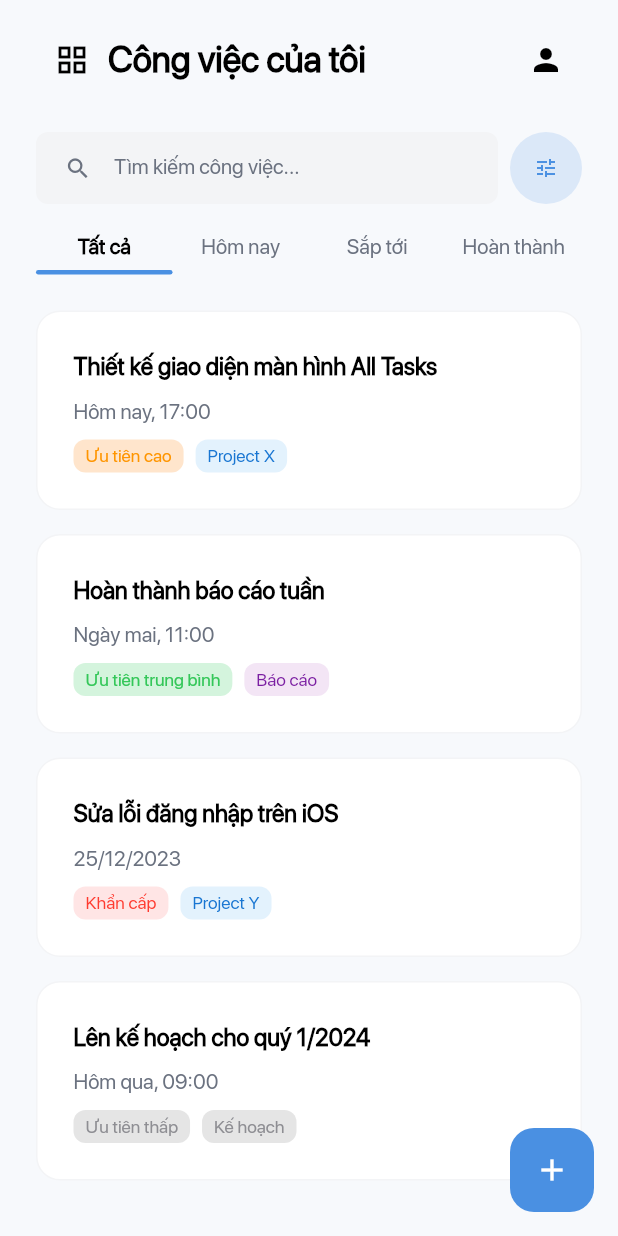
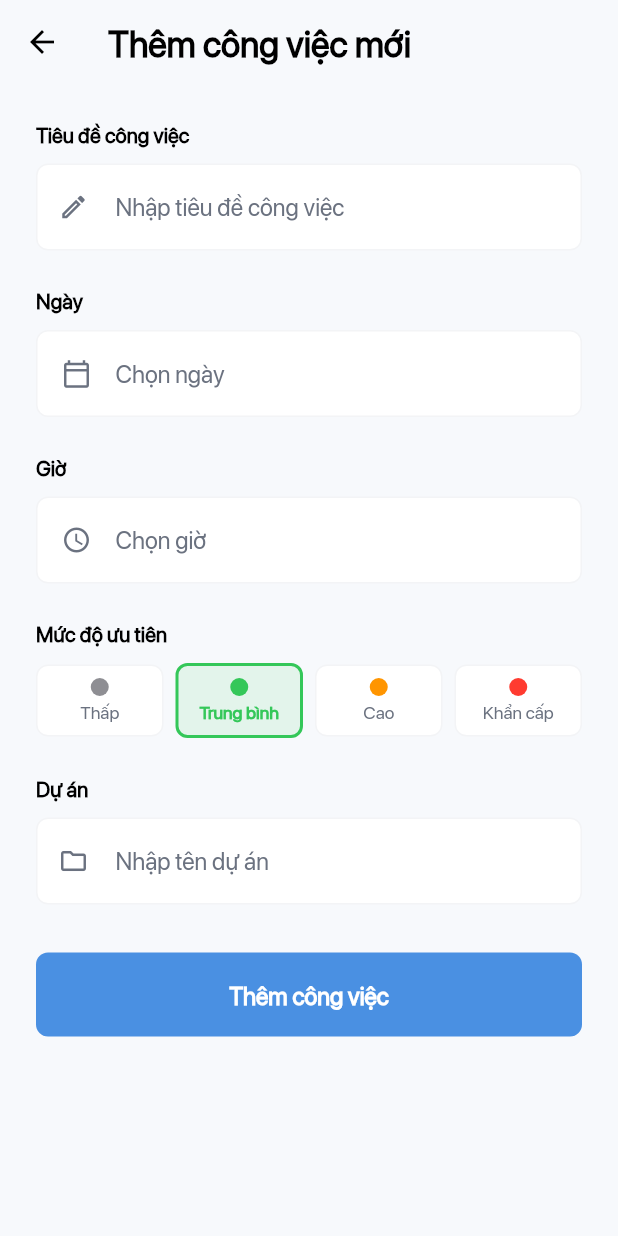
Before and after one commit to huynhkhuanit/task_management_app, a Flutter app: the TasksScreen screen opened directly, after a tap on the "add" icon, on a phone screen of 412 x 824 dp. Run offline on Flutter 3.47's test engine with Material 3 defaults, Android fonts, the phone set to English and light mode, and no system bars.

Commit message:
Add navigation to AddTaskScreen from HomeScreen and TasksScreen; replace TODO comments with actual implementation for adding tasks

```diff
--- /dev/null
+++ b/lib/screens/add_task_screen.dart
@@ -0,0 +1,485 @@
+import 'package:flutter/material.dart';
+import '../constants/app_constants.dart';
+import '../res/fonts/font_resources.dart';
+import '../models/task_model.dart';
+
+class AddTaskScreen extends StatefulWidget {
+  const AddTaskScreen({Key? key}) : super(key: key);
+
+  @override
+  State<AddTaskScreen> createState() => _AddTaskScreenState();
+}
+
+class _AddTaskScreenState extends State<AddTaskScreen> {
+  final TextEditingController _titleController = TextEditingController();
+  final TextEditingController _projectController = TextEditingController();
+  DateTime? _selectedDate;
+  TimeOfDay? _selectedTime;
+  TaskPriority _selectedPriority = TaskPriority.medium;
+
+  @override
+  void dispose() {
+    _titleController.dispose();
+    _projectController.dispose();
+    super.dispose();
+  }
+
+  Future<void> _selectDate(BuildContext context) async {
+    final DateTime? picked = await showDatePicker(
+      context: context,
+      initialDate: DateTime.now(),
+      firstDate: DateTime.now(),
+      lastDate: DateTime.now().add(const Duration(days: 365)),
+      builder: (context, child) {
+        return Theme(
+          data: Theme.of(context).copyWith(
+            colorScheme: const ColorScheme.light(
+              primary: AppColors.primary,
+              onPrimary: AppColors.white,
+              surface: AppColors.white,
+              onSurface: AppColors.black,
+            ),
+          ),
+          child: child!,
+        );
+      },
+    );
+    if (picked != null && picked != _selectedDate) {
+      setState(() {
+        _selectedDate = picked;
+      });
+    }
+  }
+
+  Future<void> _selectTime(BuildContext context) async {
+    final TimeOfDay? picked = await showTimePicker(
+      context: context,
+      initialTime: TimeOfDay.now(),
+      builder: (context, child) {
+        return Theme(
+          data: Theme.of(context).copyWith(
+            colorScheme: const ColorScheme.light(
+              primary: AppColors.primary,
+              onPrimary: AppColors.white,
+              surface: AppColors.white,
+              onSurface: AppColors.black,
+            ),
+          ),
+          child: child!,
+        );
+      },
+    );
+    if (picked != null && picked != _selectedTime) {
+      setState(() {
+        _selectedTime = picked;
+      });
+    }
+  }
+
+  String _formatDate(DateTime? date) {
+    if (date == null) return '';
+    return '${date.day.toString().padLeft(2, '0')}/${date.month.toString().padLeft(2, '0')}/${date.year}';
+  }
+
+  String _formatTime(TimeOfDay? time) {
+    if (time == null) return '';
+    return '${time.hour.toString().padLeft(2, '0')}:${time.minute.toString().padLeft(2, '0')}';
+  }
+
+  Color _getPriorityColor(TaskPriority priority) {
+    switch (priority) {
+      case TaskPriority.high:
+        return const Color(0xFFFF9500);
+      case TaskPriority.medium:
+        return const Color(0xFF34C759);
+      case TaskPriority.urgent:
+        return const Color(0xFFFF3B30);
+      case TaskPriority.low:
+        return const Color(0xFF8E8E93);
+    }
+  }
+
+  String _getPriorityText(TaskPriority priority) {
+    switch (priority) {
+      case TaskPriority.high:
+        return 'Ưu tiên cao';
+      case TaskPriority.medium:
+        return 'Ưu tiên trung bình';
+      case TaskPriority.urgent:
+        return 'Khẩn cấp';
+      case TaskPriority.low:
+        return 'Ưu tiên thấp';
+    }
+  }
+
+  void _addTask() {
+    if (_titleController.text.isEmpty) {
+      ScaffoldMessenger.of(context).showSnackBar(
+        const SnackBar(
+          content: Text('Vui lòng nhập tiêu đề công việc'),
+          backgroundColor: AppColors.error,
+        ),
+      );
+      return;
+    }
+
+    // TODO: Save task to database/state management
+    Navigator.of(context).pop();
+  }
+
+  @override
+  Widget build(BuildContext context) {
+    return Scaffold(
+      backgroundColor: const Color(0xFFF7F9FC),
+      appBar: AppBar(
+        backgroundColor: Colors.transparent,
+        elevation: 0,
+        leading: IconButton(
+          icon: const Icon(Icons.arrow_back, color: AppColors.black),
+          onPressed: () => Navigator.of(context).pop(),
+        ),
+        title: Text(
+          'Thêm công việc mới',
+          style: R.styles.heading2(
+            color: AppColors.black,
+            weight: FontWeight.w700,
+          ),
+        ),
+        centerTitle: false,
+      ),
+      body: SafeArea(
+        child: SingleChildScrollView(
+          padding: const EdgeInsets.all(AppDimensions.paddingLarge),
+          child: Column(
+            crossAxisAlignment: CrossAxisAlignment.start,
+            children: [
+              // Task Title
+              Text(
+                'Tiêu đề công việc',
+                style: R.styles.body(
+                  size: 14,
+                  weight: FontWeight.w600,
+                  color: AppColors.black,
+                ),
+              ),
+              const SizedBox(height: AppDimensions.paddingSmall),
+              Container(
+                decoration: BoxDecoration(
+                  color: AppColors.white,
+                  borderRadius: BorderRadius.circular(
+                    AppDimensions.borderRadiusMedium,
+                  ),
+                  border: Border.all(
+                    color: AppColors.greyLight,
+                    width: 1,
+                  ),
+                ),
+                child: TextField(
+                  controller: _titleController,
+                  style: R.styles.body(
+                    size: 16,
+                    color: AppColors.black,
+                  ),
+                  decoration: InputDecoration(
+                    hintText: 'Nhập tiêu đề công việc',
+                    hintStyle: R.styles.body(
+                      size: 16,
+                      color: AppColors.grey,
+                    ),
+                    prefixIcon: const Icon(
+                      Icons.edit_outlined,
+                      color: AppColors.grey,
+                      size: 20,
+                    ),
+                    border: InputBorder.none,
+                    enabledBorder: InputBorder.none,
+                    focusedBorder: InputBorder.none,
+                    contentPadding: const EdgeInsets.all(
+                      AppDimensions.paddingMedium,
+                    ),
+                  ),
+                ),
+              ),
+              const SizedBox(height: AppDimensions.paddingLarge),
+
+              // Date
+              Text(
+                'Ngày',
+                style: R.styles.body(
+                  size: 14,
+                  weight: FontWeight.w600,
+                  color: AppColors.black,
+                ),
+              ),
+              const SizedBox(height: AppDimensions.paddingSmall),
+              GestureDetector(
+                onTap: () => _selectDate(context),
+                child: Container(
+                  padding: const EdgeInsets.all(AppDimensions.paddingMedium),
+                  decoration: BoxDecoration(
+                    color: AppColors.white,
+                    borderRadius: BorderRadius.circular(
+                      AppDimensions.borderRadiusMedium,
+                    ),
+                    border: Border.all(
+                      color: AppColors.greyLight,
+                      width: 1,
+                    ),
+                  ),
+                  child: Row(
+                    children: [
+                      const Icon(
+                        Icons.calendar_today_outlined,
+                        color: AppColors.grey,
+                        size: 20,
+                      ),
+                      const SizedBox(width: AppDimensions.paddingMedium),
+                      Expanded(
+                        child: Text(
+                          _selectedDate == null
+                              ? 'Chọn ngày'
+                              : _formatDate(_selectedDate),
+                          style: R.styles.body(
+                            size: 16,
+                            color: _selectedDate == null
+                                ? AppColors.grey
+                                : AppColors.black,
+                          ),
+                        ),
+                      ),
+                    ],
+                  ),
+                ),
+              ),
+              const SizedBox(height: AppDimensions.paddingLarge),
+
+              // Time
+              Text(
+                'Giờ',
+                style: R.styles.body(
+                  size: 14,
+                  weight: FontWeight.w600,
+                  color: AppColors.black,
+                ),
+              ),
+              const SizedBox(height: AppDimensions.paddingSmall),
+              GestureDetector(
+                onTap: () => _selectTime(context),
+                child: Container(
+                  padding: const EdgeInsets.all(AppDimensions.paddingMedium),
+                  decoration: BoxDecoration(
+                    color: AppColors.white,
+                    borderRadius: BorderRadius.circular(
+                      AppDimensions.borderRadiusMedium,
+                    ),
+                    border: Border.all(
+                      color: AppColors.greyLight,
+                      width: 1,
+                    ),
+                  ),
+                  child: Row(
+                    children: [
+                      const Icon(
+                        Icons.access_time_outlined,
+                        color: AppColors.grey,
+                        size: 20,
+                      ),
+                      const SizedBox(width: AppDimensions.paddingMedium),
+                      Expanded(
+                        child: Text(
+                          _selectedTime == null
+                              ? 'Chọn giờ'
+                              : _formatTime(_selectedTime),
+                          style: R.styles.body(
+                            size: 16,
+                            color: _selectedTime == null
+                                ? AppColors.grey
+                                : AppColors.black,
+                          ),
+                        ),
+                      ),
+                    ],
+                  ),
+                ),
+              ),
+              const SizedBox(height: AppDimensions.paddingLarge),
+
+              // Priority
+              Text(
+                'Mức độ ưu tiên',
+                style: R.styles.body(
+                  size: 14,
+                  weight: FontWeight.w600,
+                  color: AppColors.black,
+                ),
+              ),
+              const SizedBox(height: AppDimensions.paddingSmall),
+              Row(
+                children: [
+                  Expanded(
+                    child: _buildPriorityButton(
+                      TaskPriority.low,
+                      'Thấp',
+                    ),
+                  ),
+                  const SizedBox(width: AppDimensions.paddingSmall),
+                  Expanded(
+                    child: _buildPriorityButton(
+                      TaskPriority.medium,
+                      'Trung bình',
+                    ),
+                  ),
+                  const SizedBox(width: AppDimensions.paddingSmall),
+                  Expanded(
+                    child: _buildPriorityButton(
+                      TaskPriority.high,
+                      'Cao',
+                    ),
+                  ),
+                  const SizedBox(width: AppDimensions.paddingSmall),
+                  Expanded(
+                    child: _buildPriorityButton(
+                      TaskPriority.urgent,
+                      'Khẩn cấp',
+                    ),
+                  ),
+                ],
+              ),
+              const SizedBox(height: AppDimensions.paddingLarge),
+
+              // Project
+              Text(
+                'Dự án',
+                style: R.styles.body(
+                  size: 14,
+                  weight: FontWeight.w600,
+                  color: AppColors.black,
+                ),
+              ),
+              const SizedBox(height: AppDimensions.paddingSmall),
+              Container(
+                decoration: BoxDecoration(
+                  color: AppColors.white,
+                  borderRadius: BorderRadius.circular(
+                    AppDimensions.borderRadiusMedium,
+                  ),
+                  border: Border.all(
+                    color: AppColors.greyLight,
+                    width: 1,
+                  ),
+                ),
+                child: TextField(
+                  controller: _projectController,
+                  style: R.styles.body(
+                    size: 16,
+                    color: AppColors.black,
+                  ),
+                  decoration: InputDecoration(
+                    hintText: 'Nhập tên dự án',
+                    hintStyle: R.styles.body(
+                      size: 16,
+                      color: AppColors.grey,
+                    ),
+                    prefixIcon: const Icon(
+                      Icons.folder_outlined,
+                      color: AppColors.grey,
+                      size: 20,
+                    ),
+                    border: InputBorder.none,
+                    enabledBorder: InputBorder.none,
+                    focusedBorder: InputBorder.none,
+                    contentPadding: const EdgeInsets.all(
+                      AppDimensions.paddingMedium,
+                    ),
+                  ),
+                ),
+              ),
+              const SizedBox(height: AppDimensions.paddingXLarge),
+
+              // Add Task Button
+              SizedBox(
+                width: double.infinity,
+                child: ElevatedButton(
+                  onPressed: _addTask,
+                  style: ElevatedButton.styleFrom(
+                    backgroundColor: AppColors.primary,
+                    foregroundColor: AppColors.white,
+                    padding: const EdgeInsets.symmetric(
+                      vertical: AppDimensions.paddingMedium,
+                    ),
+                    shape: RoundedRectangleBorder(
+                      borderRadius: BorderRadius.circular(
+                        AppDimensions.borderRadiusMedium,
+                      ),
+                    ),
+                    elevation: 0,
+                  ),
+                  child: Text(
+                    'Thêm công việc',
+                    style: R.styles.body(
+                      size: 16,
+                      weight: FontWeight.w600,
+                      color: AppColors.white,
+                    ),
+                  ),
+                ),
+              ),
+            ],
+          ),
+        ),
+      ),
+    );
+  }
+
+  Widget _buildPriorityButton(TaskPriority priority, String label) {
+    final isSelected = _selectedPriority == priority;
+    final color = _getPriorityColor(priority);
+
+    return GestureDetector(
+      onTap: () {
+        setState(() {
+          _selectedPriority = priority;
+        });
+      },
+      child: Container(
+        padding: const EdgeInsets.symmetric(
+          vertical: AppDimensions.paddingSmall,
+          horizontal: AppDimensions.paddingXSmall,
+        ),
+        decoration: BoxDecoration(
+          color: isSelected
+              ? color.withOpacity(0.1)
+              : AppColors.white,
+          borderRadius: BorderRadius.circular(
+            AppDimensions.borderRadiusMedium,
+          ),
+          border: Border.all(
+            color: isSelected ? color : AppColors.greyLight,
+            width: isSelected ? 2 : 1,
+          ),
+        ),
+        child: Column(
+          children: [
+            Container(
+              width: 12,
+              height: 12,
+              decoration: BoxDecoration(
+                color: color,
+                shape: BoxShape.circle,
+              ),
+            ),
+            const SizedBox(height: 4),
+            Text(
+              label,
+              style: R.styles.caption(
+                color: isSelected ? color : AppColors.grey,
+                weight: isSelected ? FontWeight.w600 : FontWeight.w400,
+              ),
+              textAlign: TextAlign.center,
+            ),
+          ],
+        ),
+      ),
+    );
+  }
+}
--- a/lib/screens/home_screen.dart
+++ b/lib/screens/home_screen.dart
@@ -5,6 +5,7 @@ import '../models/task_model.dart';
 import '../widgets/calendar_widget.dart';
 import '../widgets/bottom_navigation_bar.dart';
 import 'tasks_screen.dart';
+import 'add_task_screen.dart';
 
 class HomeScreen extends StatefulWidget {
   const HomeScreen({Key? key}) : super(key: key);
@@ -242,7 +243,11 @@ class _HomeScreenState extends State<HomeScreen> {
       floatingActionButton: _currentIndex == 1
           ? FloatingActionButton(
               onPressed: () {
-                // TODO: Add new task
+                Navigator.of(context).push(
+                  MaterialPageRoute(
+                    builder: (context) => const AddTaskScreen(),
+                  ),
+                );
               },
               backgroundColor: AppColors.primary,
               elevation: 0,
@@ -255,7 +260,11 @@ class _HomeScreenState extends State<HomeScreen> {
           : _currentIndex == 0
               ? FloatingActionButton(
                   onPressed: () {
-                    // TODO: Add new task
+                    Navigator.of(context).push(
+                      MaterialPageRoute(
+                        builder: (context) => const AddTaskScreen(),
+                      ),
+                    );
                   },
                   backgroundColor: AppColors.primary,
                   elevation: 0,
--- a/lib/screens/tasks_screen.dart
+++ b/lib/screens/tasks_screen.dart
@@ -3,6 +3,7 @@ import '../constants/app_constants.dart';
 import '../res/fonts/font_resources.dart';
 import '../models/task_model.dart';
 import '../widgets/bottom_navigation_bar.dart';
+import 'add_task_screen.dart';
 
 class TasksScreen extends StatefulWidget {
   final bool showBottomNavigationBar;
@@ -473,7 +474,11 @@ class _TasksScreenState extends State<TasksScreen> {
           : null,
       floatingActionButton: FloatingActionButton(
         onPressed: () {
-          // TODO: Add new task
+          Navigator.of(context).push(
+            MaterialPageRoute(
+              builder: (context) => const AddTaskScreen(),
+            ),
+          );
         },
         backgroundColor: AppColors.primary,
         elevation: 0,
```
